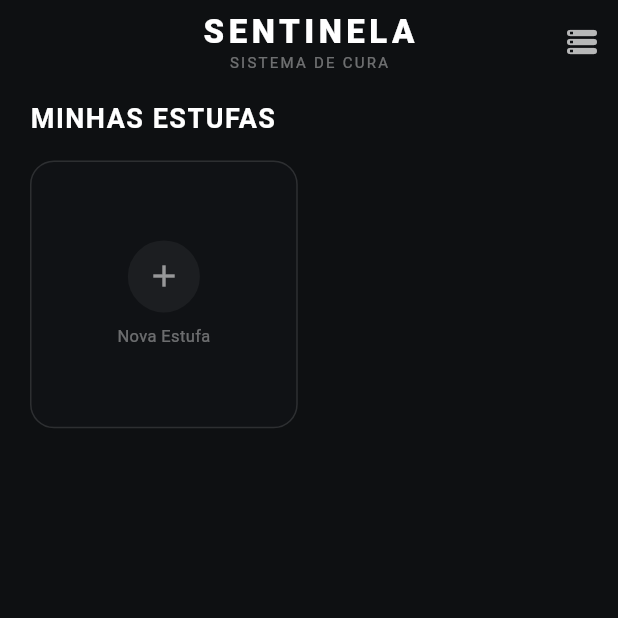
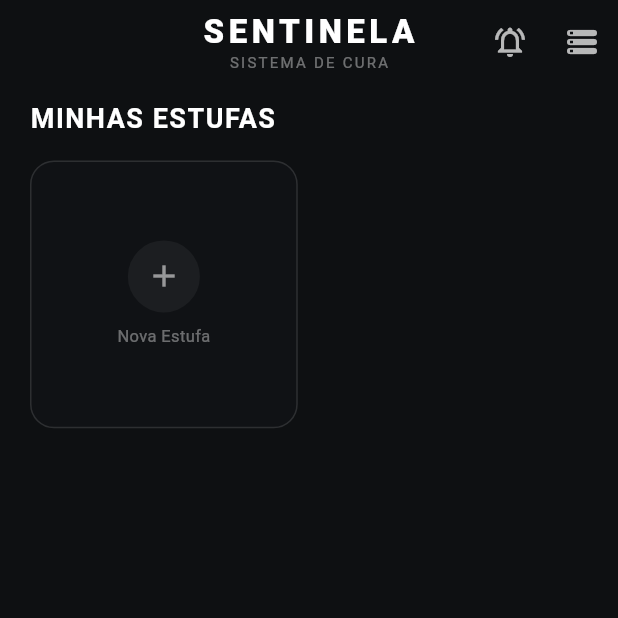
Before and after one commit to Alox01/sentinela-smart, a Flutter app: the screen it shows after launch, on a phone screen of 412 x 824 dp, the top half of it. Run offline on Flutter 3.47's test engine with Material 3 defaults, Android fonts, the phone set to English and light mode, and no system bars; our stand-ins replace file_picker, firebase_core, firebase_messaging, fl_chart, flutter_local_notifications, isar and 4 more; missing offline and left inert: dart:html, dart:js_interop; accounts and stored records are empty; generated files the repository leaves out were written again.

Commit message:
Put the notification settings where they apply
The preferences are stored under a single key with no greenhouse attached,
so they have always applied to every greenhouse at once. The only way in
was the menu of one particular greenhouse, which suggests the opposite.
The screen says so at the top, but only once it is open.

They now also sit in the app bar of the greenhouse list, which is the
screen that actually covers all of them, and the entry inside a greenhouse
states the scope in its subtitle so nobody has to open it to find out.

Making them per greenhouse remains possible - the server already keys push
registrations by device - but it is not obviously wanted yet.

```diff
--- a/estufa_app/lib/screens/home_screen.dart
+++ b/estufa_app/lib/screens/home_screen.dart
@@ -10,6 +10,7 @@ import '../features/home/models/modelo_estufa.dart';
 import '../features/home/services/estufas_repository.dart';
 import '../features/home/widgets/adicionar_estufa_card.dart';
 import '../features/home/widgets/estufa_resumo_card.dart';
+import '../features/notificacoes/screens/notificacoes_screen.dart';
 import '../services/backup_file_service.dart';
 import '../services/isar_service.dart';
 import '../services/monitor_estufas.dart';
@@ -54,6 +55,19 @@ class _HomeScreenState extends State<HomeScreen> {
         backgroundColor: const Color(0xFF0E1012),
         elevation: 0,
         actions: [
+          // As preferencias de notificacao sao globais, entao o lugar natural
+          // delas e aqui, na lista de todas as estufas. Pelo menu de uma estufa
+          // so, o produtor esperaria que valessem apenas para aquela.
+          IconButton(
+            icon: const Icon(
+              Icons.notifications_active_outlined,
+              color: Colors.white70,
+            ),
+            tooltip: 'Notificações',
+            onPressed: () => Navigator.of(context).push(
+              MaterialPageRoute(builder: (_) => const NotificacoesScreen()),
+            ),
+          ),
           PopupMenuButton<String>(
             icon: const Icon(Icons.storage_rounded, color: Colors.white70),
             tooltip: 'Dados locais',
--- a/estufa_app/lib/screens/monitoramento_screen.dart
+++ b/estufa_app/lib/screens/monitoramento_screen.dart
@@ -486,8 +486,10 @@ class _MonitoramentoScreenState extends State<MonitoramentoScreen> {
                 'Notificações',
                 style: TextStyle(color: Colors.white),
               ),
+              // Diz o alcance ANTES de abrir: a tela e a mesma da inicial, e
+              // chegar por dentro de uma estufa sugeriria que vale so para ela.
               subtitle: const Text(
-                'O que avisar e o que faz o celular tocar',
+                'Vale para todas as estufas',
                 style: TextStyle(color: Colors.white38, fontSize: 12),
               ),
               onTap: () {
```
